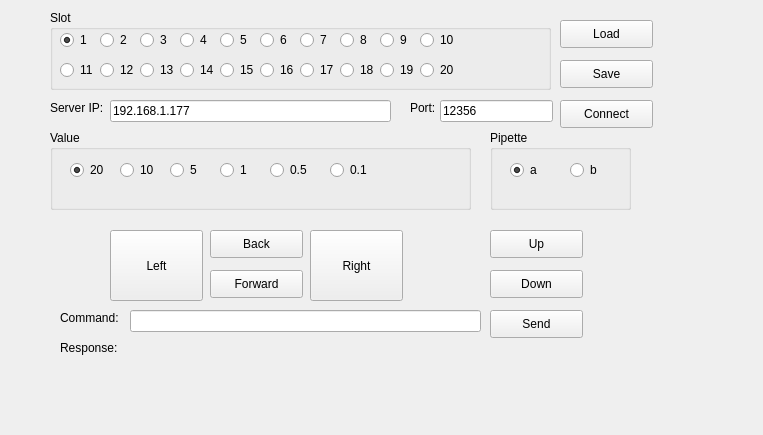
This is local/pyqt5_client_20200130.ui in simonchih/Raspberry_Pi_4_Client_Server as Qt 5 draws it before an edit. The edited form follows.
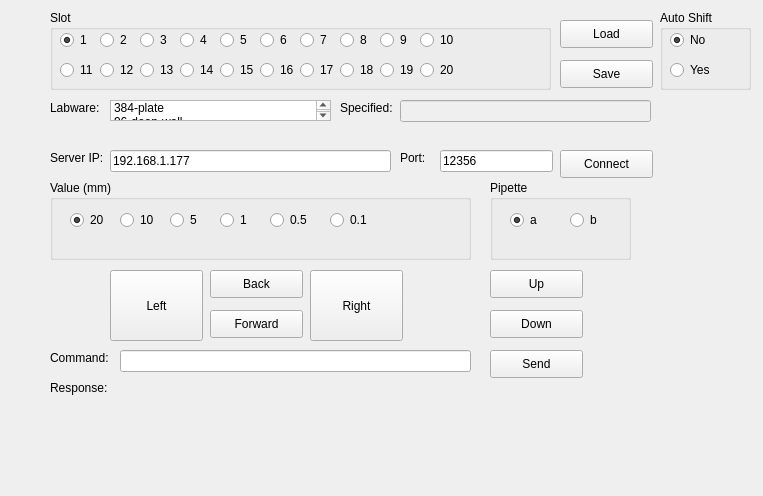
This is the edited form.

Patch:
```diff
--- a/local/pyqt5_client_20200130.ui
+++ b/local/pyqt5_client_20200130.ui
@@ -7,7 +7,7 @@
     <x>0</x>
     <y>0</y>
     <width>763</width>
-    <height>435</height>
+    <height>496</height>
    </rect>
   </property>
   <property name="windowTitle">
@@ -17,7 +17,7 @@
    <property name="geometry">
     <rect>
      <x>50</x>
-     <y>100</y>
+     <y>150</y>
      <width>61</width>
      <height>16</height>
     </rect>
@@ -30,7 +30,7 @@
    <property name="geometry">
     <rect>
      <x>110</x>
-     <y>100</y>
+     <y>150</y>
      <width>281</width>
      <height>22</height>
     </rect>
@@ -42,8 +42,8 @@
   <widget class="QLabel" name="label_2">
    <property name="geometry">
     <rect>
-     <x>410</x>
-     <y>100</y>
+     <x>400</x>
+     <y>150</y>
      <width>31</width>
      <height>16</height>
     </rect>
@@ -56,7 +56,7 @@
    <property name="geometry">
     <rect>
      <x>440</x>
-     <y>100</y>
+     <y>150</y>
      <width>113</width>
      <height>22</height>
     </rect>
@@ -69,7 +69,7 @@
    <property name="geometry">
     <rect>
      <x>560</x>
-     <y>100</y>
+     <y>150</y>
      <width>93</width>
      <height>28</height>
     </rect>
@@ -82,13 +82,13 @@
    <property name="geometry">
     <rect>
      <x>50</x>
-     <y>130</y>
+     <y>180</y>
      <width>421</width>
      <height>80</height>
     </rect>
    </property>
    <property name="title">
-    <string>Value</string>
+    <string>Value (mm)</string>
    </property>
    <widget class="QRadioButton" name="radioButton">
     <property name="geometry">
@@ -176,7 +176,7 @@
    <property name="geometry">
     <rect>
      <x>490</x>
-     <y>130</y>
+     <y>180</y>
      <width>141</width>
      <height>80</height>
     </rect>
@@ -218,7 +218,7 @@
    <property name="geometry">
     <rect>
      <x>210</x>
-     <y>230</y>
+     <y>270</y>
      <width>93</width>
      <height>28</height>
     </rect>
@@ -231,7 +231,7 @@
    <property name="geometry">
     <rect>
      <x>210</x>
-     <y>270</y>
+     <y>310</y>
      <width>93</width>
      <height>28</height>
     </rect>
@@ -244,7 +244,7 @@
    <property name="geometry">
     <rect>
      <x>110</x>
-     <y>230</y>
+     <y>270</y>
      <width>93</width>
      <height>71</height>
     </rect>
@@ -257,7 +257,7 @@
    <property name="geometry">
     <rect>
      <x>310</x>
-     <y>230</y>
+     <y>270</y>
      <width>93</width>
      <height>71</height>
     </rect>
@@ -270,7 +270,7 @@
    <property name="geometry">
     <rect>
      <x>490</x>
-     <y>230</y>
+     <y>270</y>
      <width>93</width>
      <height>28</height>
     </rect>
@@ -283,7 +283,7 @@
    <property name="geometry">
     <rect>
      <x>490</x>
-     <y>270</y>
+     <y>310</y>
      <width>93</width>
      <height>28</height>
     </rect>
@@ -295,8 +295,8 @@
   <widget class="QLabel" name="label_3">
    <property name="geometry">
     <rect>
-     <x>60</x>
-     <y>310</y>
+     <x>50</x>
+     <y>350</y>
      <width>71</width>
      <height>16</height>
     </rect>
@@ -308,8 +308,8 @@
   <widget class="QLineEdit" name="lineEdit_3">
    <property name="geometry">
     <rect>
-     <x>130</x>
-     <y>310</y>
+     <x>120</x>
+     <y>350</y>
      <width>351</width>
      <height>22</height>
     </rect>
@@ -319,7 +319,7 @@
    <property name="geometry">
     <rect>
      <x>490</x>
-     <y>310</y>
+     <y>350</y>
      <width>93</width>
      <height>28</height>
     </rect>
@@ -331,8 +331,8 @@
   <widget class="QLabel" name="label_4">
    <property name="geometry">
     <rect>
-     <x>60</x>
-     <y>340</y>
+     <x>50</x>
+     <y>380</y>
      <width>61</width>
      <height>16</height>
     </rect>
@@ -344,8 +344,8 @@
   <widget class="QLabel" name="label_5">
    <property name="geometry">
     <rect>
-     <x>130</x>
-     <y>340</y>
+     <x>120</x>
+     <y>390</y>
      <width>461</width>
      <height>81</height>
     </rect>
@@ -659,6 +659,162 @@
     <string>Save</string>
    </property>
   </widget>
+  <widget class="QLabel" name="label_6">
+   <property name="geometry">
+    <rect>
+     <x>50</x>
+     <y>100</y>
+     <width>55</width>
+     <height>16</height>
+    </rect>
+   </property>
+   <property name="text">
+    <string>Labware:</string>
+   </property>
+  </widget>
+  <widget class="QListWidget" name="listWidget">
+   <property name="geometry">
+    <rect>
+     <x>110</x>
+     <y>100</y>
+     <width>221</width>
+     <height>21</height>
+    </rect>
+   </property>
+   <property name="sizeAdjustPolicy">
+    <enum>QAbstractScrollArea::AdjustIgnored</enum>
+   </property>
+   <property name="autoScroll">
+    <bool>true</bool>
+   </property>
+   <property name="editTriggers">
+    <set>QAbstractItemView::CurrentChanged|QAbstractItemView::DoubleClicked|QAbstractItemView::EditKeyPressed|QAbstractItemView::SelectedClicked</set>
+   </property>
+   <property name="uniformItemSizes">
+    <bool>true</bool>
+   </property>
+   <property name="currentRow">
+    <number>-1</number>
+   </property>
+   <item>
+    <property name="text">
+     <string>384-plate</string>
+    </property>
+   </item>
+   <item>
+    <property name="text">
+     <string>96-deep-well</string>
+    </property>
+   </item>
+   <item>
+    <property name="text">
+     <string>96-flat</string>
+    </property>
+   </item>
+   <item>
+    <property name="text">
+     <string>tiprack-1000ul</string>
+    </property>
+   </item>
+   <item>
+    <property name="text">
+     <string>tiprack-10ul</string>
+    </property>
+   </item>
+   <item>
+    <property name="text">
+     <string>tiprack-200ul</string>
+    </property>
+   </item>
+   <item>
+    <property name="text">
+     <string>trash-box</string>
+    </property>
+   </item>
+   <item>
+    <property name="text">
+     <string>trough-12row</string>
+    </property>
+   </item>
+   <item>
+    <property name="text">
+     <string>tuberack-2ml-eppendorf</string>
+    </property>
+   </item>
+   <item>
+    <property name="text">
+     <string>Other</string>
+    </property>
+   </item>
+  </widget>
+  <widget class="QLabel" name="label_7">
+   <property name="geometry">
+    <rect>
+     <x>340</x>
+     <y>100</y>
+     <width>71</width>
+     <height>16</height>
+    </rect>
+   </property>
+   <property name="text">
+    <string>Specified:</string>
+   </property>
+  </widget>
+  <widget class="QLineEdit" name="lineEdit_4">
+   <property name="enabled">
+    <bool>false</bool>
+   </property>
+   <property name="geometry">
+    <rect>
+     <x>400</x>
+     <y>100</y>
+     <width>251</width>
+     <height>22</height>
+    </rect>
+   </property>
+  </widget>
+  <widget class="QGroupBox" name="groupBox_4">
+   <property name="geometry">
+    <rect>
+     <x>660</x>
+     <y>10</y>
+     <width>91</width>
+     <height>80</height>
+    </rect>
+   </property>
+   <property name="title">
+    <string>Auto Shift</string>
+   </property>
+   <widget class="QRadioButton" name="radioButton_29">
+    <property name="geometry">
+     <rect>
+      <x>10</x>
+      <y>20</y>
+      <width>95</width>
+      <height>20</height>
+     </rect>
+    </property>
+    <property name="text">
+     <string>No</string>
+    </property>
+    <property name="checked">
+     <bool>true</bool>
+    </property>
+   </widget>
+   <widget class="QRadioButton" name="radioButton_30">
+    <property name="geometry">
+     <rect>
+      <x>10</x>
+      <y>50</y>
+      <width>95</width>
+      <height>20</height>
+     </rect>
+    </property>
+    <property name="text">
+     <string>Yes</string>
+    </property>
+   </widget>
+  </widget>
  </widget>
  <resources/>
  <connections/>
```
